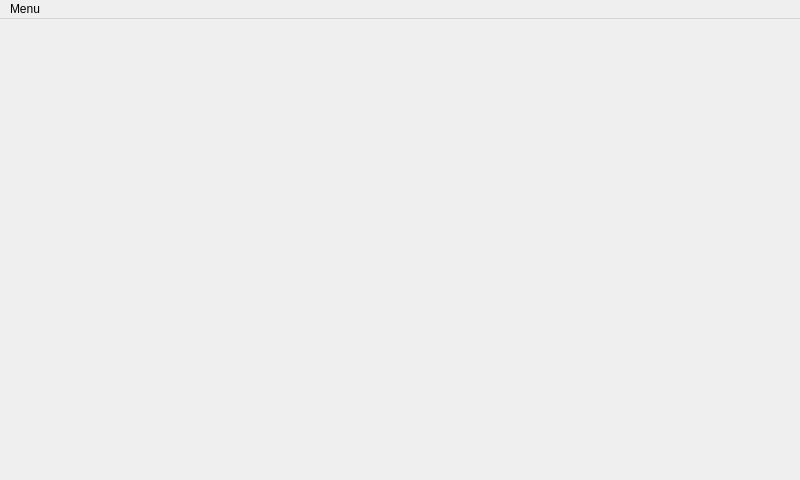
Above: chau.ui from maxi03462/Chau-QT before the change. Below: the same form after it.
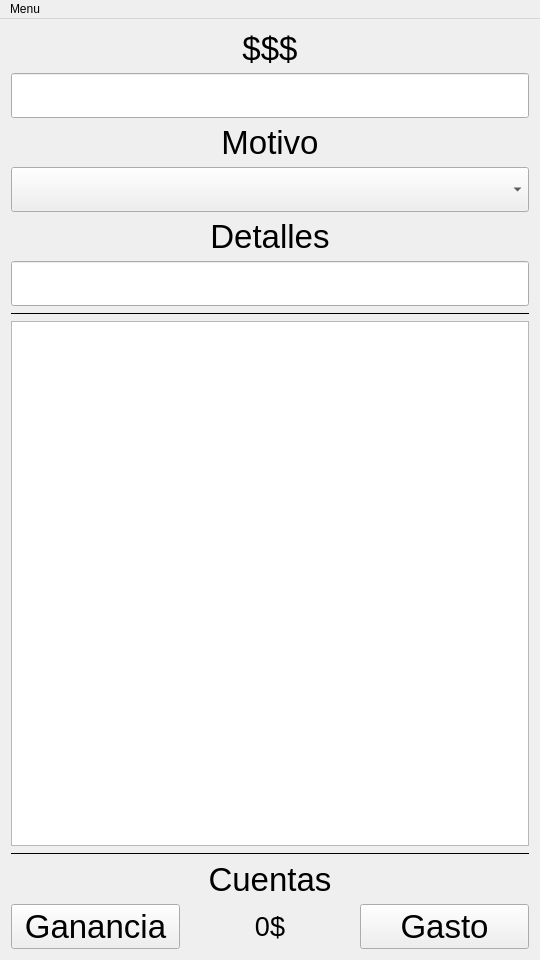
That is the form after the change.

Commit message: se modifico la pantalla principal y se agrego la funcionalidad del boton NUEVO

```diff
--- a/chau.ui
+++ b/chau.ui
@@ -6,20 +6,188 @@
    <rect>
     <x>0</x>
     <y>0</y>
-    <width>800</width>
-    <height>480</height>
+    <width>540</width>
+    <height>960</height>
    </rect>
   </property>
   <property name="windowTitle">
    <string>Chau</string>
   </property>
-  <widget class="QWidget" name="centralWidget"/>
+  <widget class="QWidget" name="centralWidget">
+   <layout class="QVBoxLayout" name="verticalLayout_4">
+    <item>
+     <layout class="QVBoxLayout" name="verticalLayout">
+      <item>
+       <widget class="QLabel" name="label">
+        <property name="font">
+         <font>
+          <pointsize>25</pointsize>
+         </font>
+        </property>
+        <property name="text">
+         <string>$$$</string>
+        </property>
+        <property name="alignment">
+         <set>Qt::AlignCenter</set>
+        </property>
+       </widget>
+      </item>
+      <item>
+       <widget class="QLineEdit" name="lineEdit">
+        <property name="font">
+         <font>
+          <pointsize>25</pointsize>
+         </font>
+        </property>
+       </widget>
+      </item>
+      <item>
+       <widget class="QLabel" name="label_2">
+        <property name="font">
+         <font>
+          <pointsize>25</pointsize>
+         </font>
+        </property>
+        <property name="text">
+         <string>Motivo</string>
+        </property>
+        <property name="alignment">
+         <set>Qt::AlignCenter</set>
+        </property>
+       </widget>
+      </item>
+      <item>
+       <widget class="QComboBox" name="comboBox">
+        <property name="font">
+         <font>
+          <pointsize>25</pointsize>
+         </font>
+        </property>
+       </widget>
+      </item>
+      <item>
+       <widget class="QLabel" name="label_5">
+        <property name="font">
+         <font>
+          <pointsize>25</pointsize>
+         </font>
+        </property>
+        <property name="text">
+         <string>Detalles</string>
+        </property>
+        <property name="alignment">
+         <set>Qt::AlignCenter</set>
+        </property>
+       </widget>
+      </item>
+      <item>
+       <widget class="QLineEdit" name="lineEdit_2">
+        <property name="font">
+         <font>
+          <pointsize>25</pointsize>
+         </font>
+        </property>
+       </widget>
+      </item>
+     </layout>
+    </item>
+    <item>
+     <layout class="QVBoxLayout" name="verticalLayout_3">
+      <item>
+       <widget class="Line" name="line_2">
+        <property name="frameShadow">
+         <enum>QFrame::Plain</enum>
+        </property>
+        <property name="orientation">
+         <enum>Qt::Horizontal</enum>
+        </property>
+       </widget>
+      </item>
+      <item>
+       <widget class="QTableWidget" name="tableWidget"/>
+      </item>
+      <item>
+       <widget class="Line" name="line">
+        <property name="frameShadow">
+         <enum>QFrame::Plain</enum>
+        </property>
+        <property name="orientation">
+         <enum>Qt::Horizontal</enum>
+        </property>
+       </widget>
+      </item>
+     </layout>
+    </item>
+    <item>
+     <layout class="QVBoxLayout" name="verticalLayout_2">
+      <item>
+       <widget class="QLabel" name="label_4">
+        <property name="font">
+         <font>
+          <pointsize>25</pointsize>
+         </font>
+        </property>
+        <property name="text">
+         <string>Cuentas</string>
+        </property>
+        <property name="alignment">
+         <set>Qt::AlignCenter</set>
+        </property>
+       </widget>
+      </item>
+      <item>
+       <layout class="QHBoxLayout" name="horizontalLayout">
+        <item>
+         <widget class="QPushButton" name="pushButton">
+          <property name="font">
+           <font>
+            <pointsize>25</pointsize>
+           </font>
+          </property>
+          <property name="text">
+           <string>Ganancia</string>
+          </property>
+         </widget>
+        </item>
+        <item>
+         <widget class="QLabel" name="label_3">
+          <property name="font">
+           <font>
+            <pointsize>20</pointsize>
+           </font>
+          </property>
+          <property name="text">
+           <string>0$</string>
+          </property>
+          <property name="alignment">
+           <set>Qt::AlignCenter</set>
+          </property>
+         </widget>
+        </item>
+        <item>
+         <widget class="QPushButton" name="pushButton_2">
+          <property name="font">
+           <font>
+            <pointsize>25</pointsize>
+           </font>
+          </property>
+          <property name="text">
+           <string>Gasto</string>
+          </property>
+         </widget>
+        </item>
+       </layout>
+      </item>
+     </layout>
+    </item>
+   </layout>
+  </widget>
   <widget class="QMenuBar" name="menuBar">
    <property name="geometry">
     <rect>
      <x>0</x>
      <y>0</y>
-     <width>800</width>
+     <width>540</width>
      <height>21</height>
     </rect>
    </property>
```
The commit also changes 6 other files.
